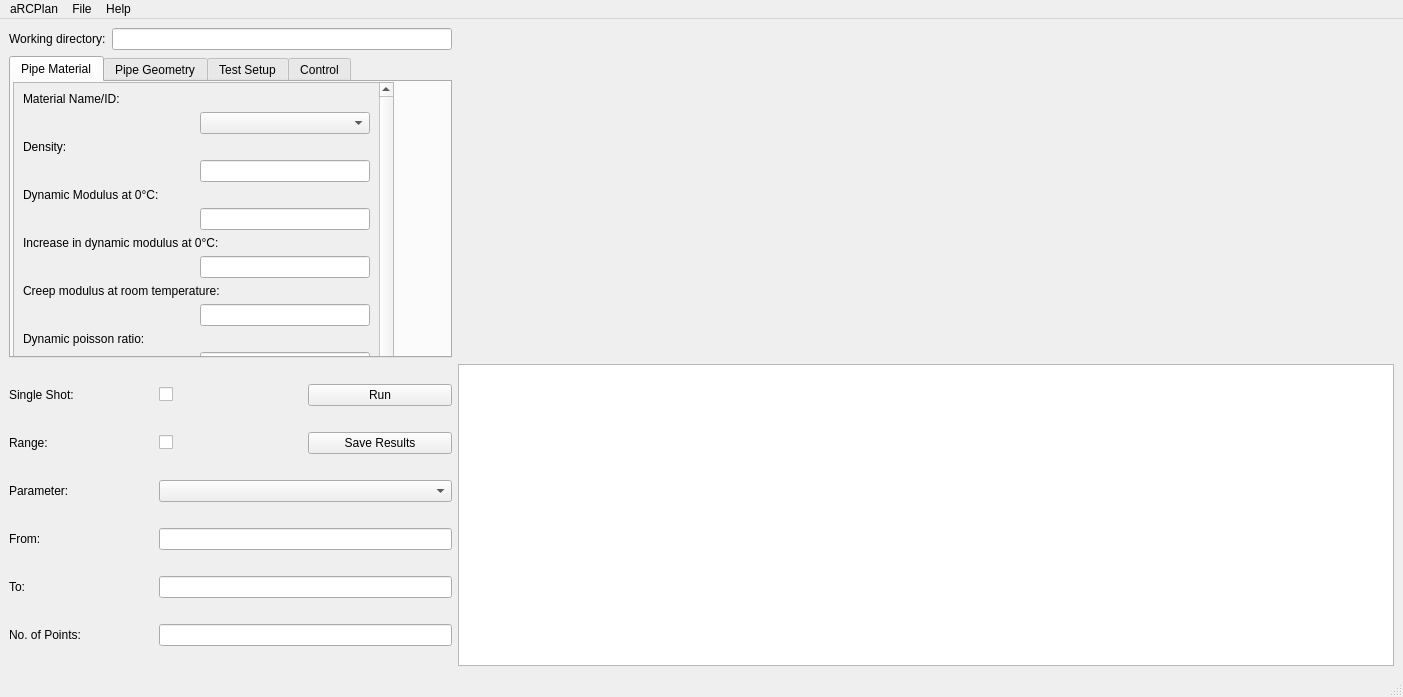
This is Source/guimain.ui in FraserEdwards/aRCPlanQt as Qt 5 draws it before an edit. The edited form follows.
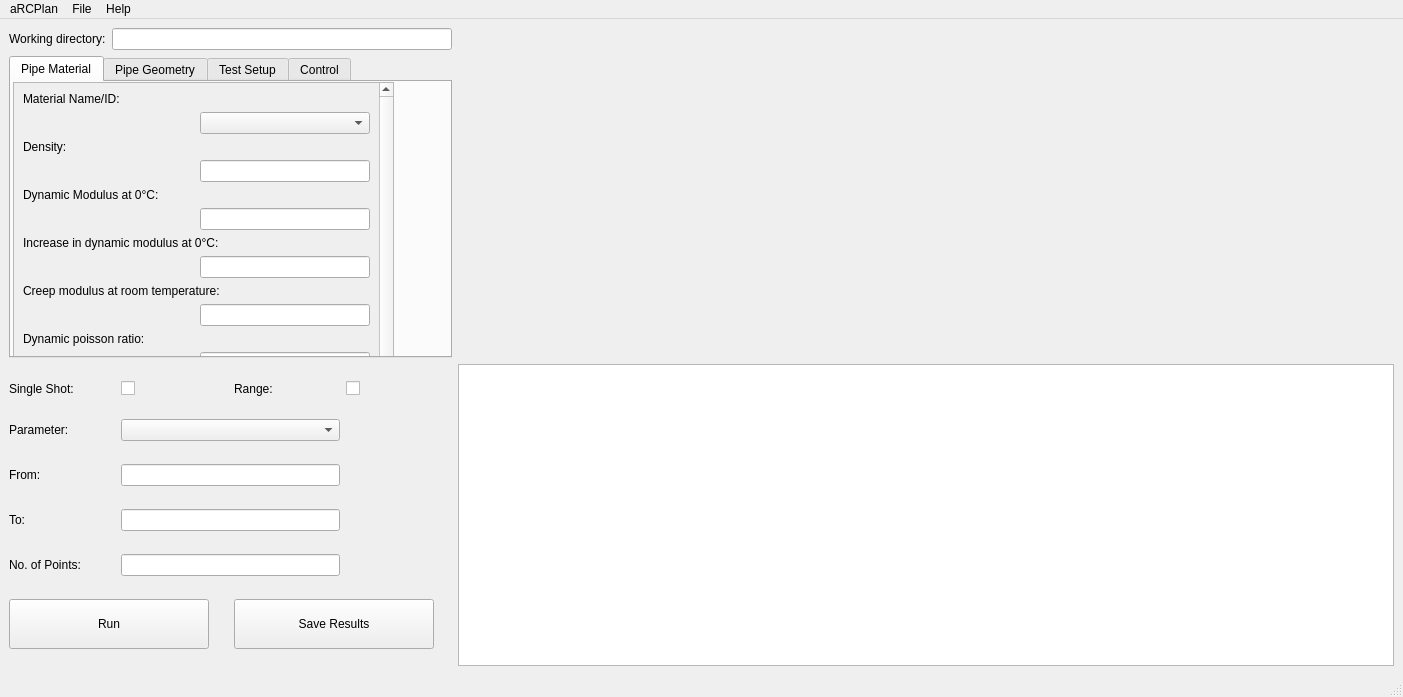
This is the edited form. The open tabs and pages were chosen to show the change. Custom widgets are drawn as their Qt base class.

Commit message:
Range buttons rearranged. Consider reverting.
Range and single shot are now on the same line. Consider reverting and
greying out range variables when single shot is selected.

```diff
--- a/Source/guimain.ui
+++ b/Source/guimain.ui
@@ -67,123 +67,6 @@
       </property>
      </widget>
     </item>
-    <item row="2" column="0">
-     <layout class="QGridLayout" name="gridLayout_3">
-      <item row="4" column="0">
-       <widget class="QLabel" name="label_9">
-        <property name="text">
-         <string>To:</string>
-        </property>
-        <property name="alignment">
-         <set>Qt::AlignLeading|Qt::AlignLeft|Qt::AlignVCenter</set>
-        </property>
-       </widget>
-      </item>
-      <item row="1" column="2">
-       <widget class="QPushButton" name="Save">
-        <property name="maximumSize">
-         <size>
-          <width>200</width>
-          <height>50</height>
-         </size>
-        </property>
-        <property name="text">
-         <string>Save Results</string>
-        </property>
-       </widget>
-      </item>
-      <item row="2" column="0">
-       <widget class="QLabel" name="label_7">
-        <property name="text">
-         <string>Parameter:</string>
-        </property>
-       </widget>
-      </item>
-      <item row="1" column="1">
-       <widget class="QCheckBox" name="rangemode">
-        <property name="text">
-         <string/>
-        </property>
-       </widget>
-      </item>
-      <item row="0" column="1">
-       <widget class="QCheckBox" name="singlemode">
-        <property name="text">
-         <string/>
-        </property>
-       </widget>
-      </item>
-      <item row="5" column="0">
-       <widget class="QLabel" name="label_10">
-        <property name="text">
-         <string>No. of Points:</string>
-        </property>
-       </widget>
-      </item>
-      <item row="0" column="0">
-       <widget class="QLabel" name="label_2">
-        <property name="text">
-         <string>Single Shot:</string>
-        </property>
-       </widget>
-      </item>
-      <item row="3" column="0">
-       <widget class="QLabel" name="label_8">
-        <property name="text">
-         <string>From:</string>
-        </property>
-        <property name="alignment">
-         <set>Qt::AlignLeading|Qt::AlignLeft|Qt::AlignVCenter</set>
-        </property>
-       </widget>
-      </item>
-      <item row="1" column="0">
-       <widget class="QLabel" name="label">
-        <property name="text">
-         <string>Range:</string>
-        </property>
-       </widget>
-      </item>
-      <item row="0" column="2">
-       <widget class="QPushButton" name="Runbutton">
-        <property name="sizePolicy">
-         <sizepolicy hsizetype="Minimum" vsizetype="Fixed">
-          <horstretch>0</horstretch>
-          <verstretch>0</verstretch>
-         </sizepolicy>
-        </property>
-        <property name="maximumSize">
-         <size>
-          <width>200</width>
-          <height>50</height>
-         </size>
-        </property>
-        <property name="text">
-         <string>Run</string>
-        </property>
-       </widget>
-      </item>
-      <item row="2" column="1" colspan="2">
-       <widget class="QComboBox" name="parameter">
-        <property name="frame">
-         <bool>true</bool>
-        </property>
-       </widget>
-      </item>
-      <item row="3" column="1" colspan="2">
-       <widget class="QLineEdit" name="from"/>
-      </item>
-      <item row="4" column="1" colspan="2">
-       <widget class="QLineEdit" name="to"/>
-      </item>
-      <item row="5" column="1" colspan="2">
-       <widget class="QLineEdit" name="noofpoints"/>
-      </item>
-     </layout>
-    </item>
-    <item row="2" column="1" colspan="2">
-     <widget class="QTableWidget" name="Resultstable"/>
-    </item>
     <item row="1" column="0">
      <widget class="QTabWidget" name="tabs">
       <property name="currentIndex">
@@ -908,6 +791,123 @@
       </widget>
      </widget>
     </item>
+    <item row="2" column="1" colspan="2">
+     <widget class="QTableWidget" name="Resultstable"/>
+    </item>
+    <item row="2" column="0">
+     <layout class="QGridLayout" name="gridLayout_3" rowstretch="0,0,0,0,0,0,0,0">
+      <item row="5" column="0">
+       <widget class="QLabel" name="label_9">
+        <property name="text">
+         <string>To:</string>
+        </property>
+        <property name="alignment">
+         <set>Qt::AlignLeading|Qt::AlignLeft|Qt::AlignVCenter</set>
+        </property>
+       </widget>
+      </item>
+      <item row="6" column="0">
+       <widget class="QLabel" name="label_10">
+        <property name="text">
+         <string>No. of Points:</string>
+        </property>
+       </widget>
+      </item>
+      <item row="0" column="0">
+       <widget class="QLabel" name="label_2">
+        <property name="text">
+         <string>Single Shot:</string>
+        </property>
+       </widget>
+      </item>
+      <item row="4" column="0">
+       <widget class="QLabel" name="label_8">
+        <property name="text">
+         <string>From:</string>
+        </property>
+        <property name="alignment">
+         <set>Qt::AlignLeading|Qt::AlignLeft|Qt::AlignVCenter</set>
+        </property>
+       </widget>
+      </item>
+      <item row="3" column="0">
+       <widget class="QLabel" name="label_7">
+        <property name="text">
+         <string>Parameter:</string>
+        </property>
+       </widget>
+      </item>
+      <item row="0" column="1">
+       <widget class="QCheckBox" name="singlemode">
+        <property name="text">
+         <string/>
+        </property>
+       </widget>
+      </item>
+      <item row="0" column="3">
+       <widget class="QCheckBox" name="rangemode">
+        <property name="text">
+         <string/>
+        </property>
+       </widget>
+      </item>
+      <item row="0" column="2">
+       <widget class="QLabel" name="label">
+        <property name="text">
+         <string>Range:</string>
+        </property>
+       </widget>
+      </item>
+      <item row="7" column="0" colspan="2">
+       <widget class="QPushButton" name="Runbutton">
+        <property name="sizePolicy">
+         <sizepolicy hsizetype="Minimum" vsizetype="Fixed">
+          <horstretch>0</horstretch>
+          <verstretch>0</verstretch>
+         </sizepolicy>
+        </property>
+        <property name="maximumSize">
+         <size>
+          <width>200</width>
+          <height>50</height>
+         </size>
+        </property>
+        <property name="text">
+         <string>Run</string>
+        </property>
+       </widget>
+      </item>
+      <item row="7" column="2" colspan="2">
+       <widget class="QPushButton" name="Save">
+        <property name="maximumSize">
+         <size>
+          <width>200</width>
+          <height>50</height>
+         </size>
+        </property>
+        <property name="text">
+         <string>Save Results</string>
+        </property>
+       </widget>
+      </item>
+      <item row="6" column="1" colspan="2">
+       <widget class="QLineEdit" name="noofpoints"/>
+      </item>
+      <item row="5" column="1" colspan="2">
+       <widget class="QLineEdit" name="to"/>
+      </item>
+      <item row="4" column="1" colspan="2">
+       <widget class="QLineEdit" name="from"/>
+      </item>
+      <item row="3" column="1" colspan="2">
+       <widget class="QComboBox" name="parameter">
+        <property name="frame">
+         <bool>true</bool>
+        </property>
+       </widget>
+      </item>
+     </layout>
+    </item>
    </layout>
    <zorder>tabs</zorder>
    <zorder>Resultstable</zorder>
```
Left out of the diff: 10 changed lines with no effect on the pictures. The commit also changes 3 other files.
